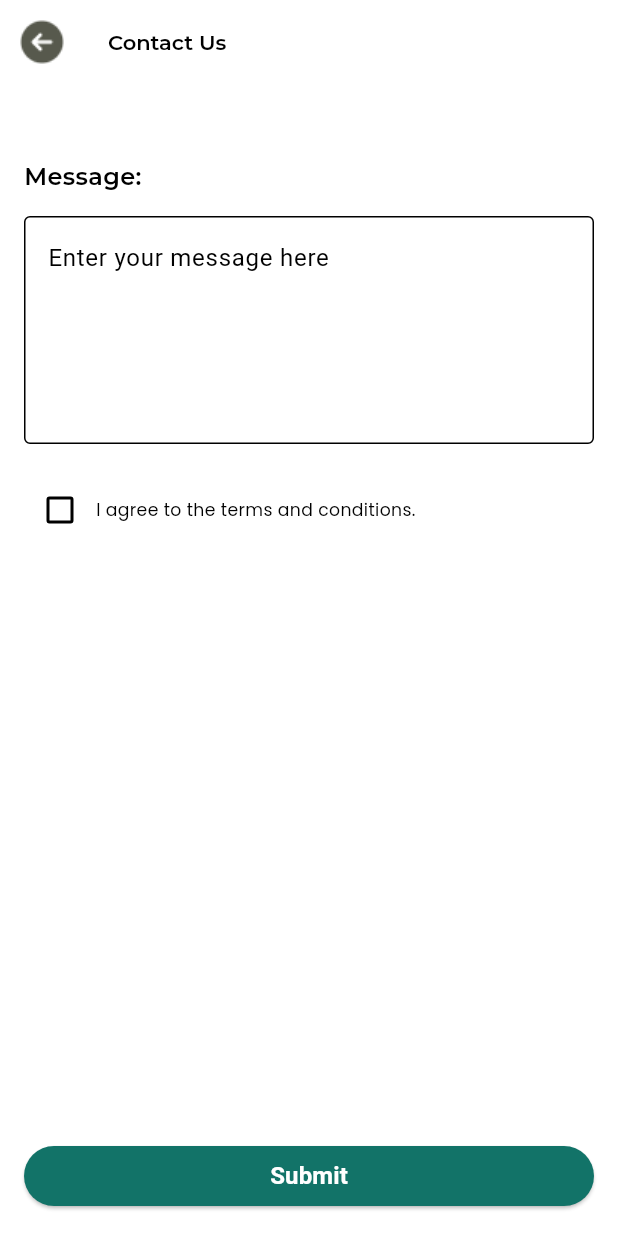
After one commit to PraveenAththanayake/Pedalix, a Flutter app: the Contact_US screen opened directly, on a phone screen of 412 x 824 dp. The commit adds this screen. Run offline on Flutter 3.47's test engine with Material 3 defaults, Android fonts, the phone set to English and light mode, and no system bars; our stand-ins replace cached_network_image, cloud_firestore, firebase_auth, firebase_core, firebase_database, flutter_svg and 6 more; missing offline and left inert: country_pickers, dart:ffi, flutter_barcode_scanner, flutter_polyline_points; accounts and stored records are empty.

Commit message:
completion of ContactUs Page

```diff
--- /dev/null
+++ b/pedalix_app/lib/screens/Contact_Us.dart
@@ -0,0 +1,102 @@
+import 'package:flutter/material.dart';
+import 'package:flutter/widgets.dart';
+import 'package:google_fonts/google_fonts.dart';
+import 'package:pedalix_app/main.dart';
+
+class Contact_US extends StatefulWidget {
+  Contact_US({Key? key}) : super(key: key);
+
+  @override
+  _Contact_USState createState() => _Contact_USState();
+}
+
+class _Contact_USState extends State<Contact_US> {
+  List<bool> checkboxValues = List.filled(5, false);
+  bool _isChecked = false;
+
+  @override
+  Widget build(BuildContext context) {
+    return Scaffold(
+      appBar: AppBar(
+        leading: IconButton(
+          icon: Image.asset('assets/back_button.png'),
+          onPressed: () {
+            Navigator.of(context).pop();
+          },
+        ),
+        title: Text(
+          'Contact Us',
+          style: GoogleFonts.montserrat(
+            color: Colors.black,
+            fontWeight: FontWeight.w600,
+            fontSize: 14,
+          ),
+        ),
+      ),
+      body: Padding(
+        padding: EdgeInsets.only(left: 16.0, right: 16.0, top: 50.0),
+        child: Column(
+          crossAxisAlignment: CrossAxisAlignment.start,
+          children: [
+            Padding(
+              padding: EdgeInsets.only(bottom: 15.0),
+              child: Text(
+                'Message:',
+                style: GoogleFonts.montserrat(
+                  color: Colors.black,
+                  fontWeight: FontWeight.w600,
+                  fontSize: 16,
+                ),
+              ),
+            ),
+            TextFormField(
+              maxLines: 5,
+              decoration: InputDecoration(
+                hintText: 'Enter your message here',
+                border: OutlineInputBorder(),
+              ),
+            ),
+            SizedBox(height: 20.0),
+            Row(
+              children: [
+                Checkbox(
+                  value: _isChecked,
+                  onChanged: (bool? value) {
+                    setState(() {
+                      _isChecked = value!;
+                    });
+                  },
+                ),
+                Text('I agree to the terms and conditions.'),
+              ],
+            ),
+            SizedBox(height: 20.0),
+          ],
+        ),
+      ),
+      floatingActionButtonLocation: FloatingActionButtonLocation.centerDocked,
+      floatingActionButton: SizedBox(
+        width: double.infinity,
+        child: Padding(
+          padding: EdgeInsets.all(16.0),
+          child: ElevatedButton(
+              onPressed: () {
+                // Add your submit functionality here
+              },
+              style: ButtonStyle(
+                backgroundColor: MaterialStateProperty.all<Color>(
+                    const Color(0xFF127368)), // Set the background color here
+              ),
+              child: Text(
+                'Submit',
+                style: TextStyle(
+                  color: Colors.white,
+                  fontSize: 16.0,
+                  fontWeight: FontWeight.bold,
+                ),
+              )),
+        ),
+      ),
+    );
+  }
+}
--- a/pedalix_app/lib/screens/onboarding.dart
+++ b/pedalix_app/lib/screens/onboarding.dart
@@ -1,5 +1,6 @@
 import 'package:flutter/material.dart';
 import 'package:google_fonts/google_fonts.dart';
+import 'package:pedalix_app/screens/Contact_Us.dart';
 import 'package:pedalix_app/screens/about.dart';
 import 'package:pedalix_app/screens/getting_number.dart';
 import 'package:pedalix_app/screens/getting_user_details.dart';
@@ -123,10 +124,7 @@ class onboarding extends StatelessWidget {
                 child: TextButton(
                   onPressed: () {
                     Navigator.of(context)
-
-                        .push(MaterialPageRoute(builder: (_) => promotions()));
-
-                        .push(MaterialPageRoute(builder: (_) => MapPage()));
+                        .push(MaterialPageRoute(builder: (_) => Contact_US()));
 
                     // Handle onPressed function here
                   },
```
